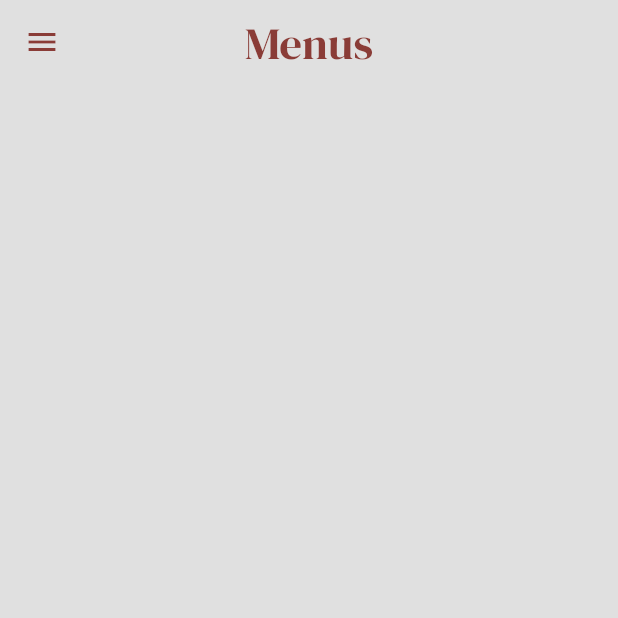
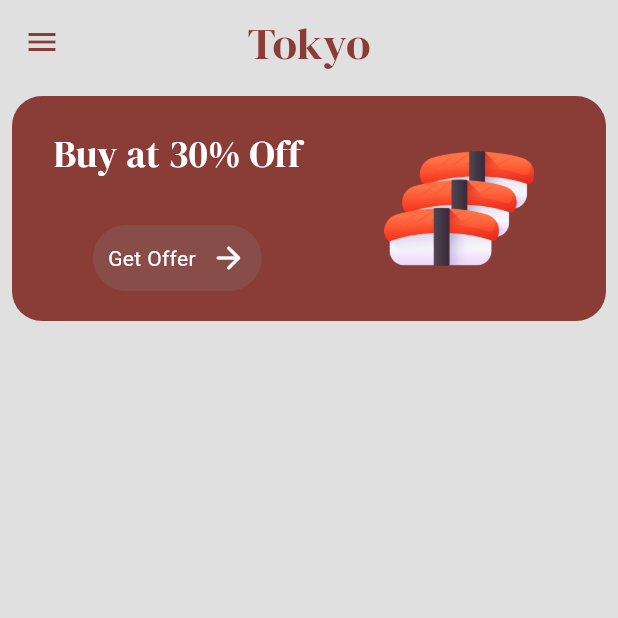
Before and after one commit to CovenantJunior/sushi_restaurant, a Flutter app: the Menu screen opened by its route, on a phone screen of 412 x 824 dp, the top half of it. Run offline on Flutter 3.47's test engine with Material 3 defaults, Android fonts, the phone set to English and light mode, and no system bars.

Commit message:
Colors and Menu First Impression

```diff
--- a/lib/layouts/menu.dart
+++ b/lib/layouts/menu.dart
@@ -1,4 +1,6 @@
 import 'package:flutter/material.dart';
+import 'package:sushi_restaurant/components/button.dart';
+import 'package:sushi_restaurant/themes/colors.dart';
 
 class Menu extends StatelessWidget {
   const Menu({super.key});
@@ -13,7 +15,7 @@ class Menu extends StatelessWidget {
           color: Color.fromARGB(255, 138, 60, 55),
         ),
         title: const Text(
-          'Menus',
+          'Tokyo',
           style: TextStyle(
             fontFamily: 'DM Serif Display',
             fontSize: 30.0,
@@ -23,6 +25,59 @@ class Menu extends StatelessWidget {
         centerTitle: true,
         backgroundColor: Colors.grey[300],
         ),
+        body: Padding(
+          padding: const EdgeInsets.all(8.0),
+          child: Column(
+            children: [
+              Container(
+                decoration: BoxDecoration(
+                  color: primaryColor,
+                  borderRadius: BorderRadius.circular(20)
+                ),
+                child: Row(
+                  mainAxisAlignment: MainAxisAlignment.spaceAround,
+                  children: [
+                    const Padding(
+                      padding: EdgeInsets.fromLTRB(20.0,20.0,0,0),
+                      child: Column(
+                        mainAxisAlignment: MainAxisAlignment.start,
+                        children: [
+                          Center(
+                            child: Text(
+                              "Buy at 30% Off",
+                              style: TextStyle(
+                                fontFamily: 'DM Serif Display',
+                                fontSize: 25.0,
+                                color: Colors.white
+                              )
+                            ),
+                          ),
+
+                          SizedBox(height: 10),
+
+                          Center(
+                            child: Button(
+                              text: "Get Offer",
+                              onTap: null,
+                            ),
+                          )
+                        ],
+                      ),
+                    ),
+
+                    Padding(
+                      padding: const EdgeInsets.fromLTRB(40.0,0,40.0,0),
+                      child: Image.asset(
+                        'images/more_sushis.png',
+                        height: 100,
+                      ),
+                    )
+                  ],
+                ),
+              )
+            ],
+          ),
+        ),
     );
   }
 }
--- a/lib/themes/colors.dart
+++ b/lib/themes/colors.dart
@@ -1,4 +1,4 @@
 import 'dart:ui';
 
-var primaryColor = Color.fromARGB(255, 138, 60, 55);
-var secondaryColor = Color.fromARGB(212, 135, 81, 77;
+var primaryColor = const Color.fromARGB(255, 138, 60, 55);
+var secondaryColor = const Color.fromARGB(212, 135, 81, 77);
```
